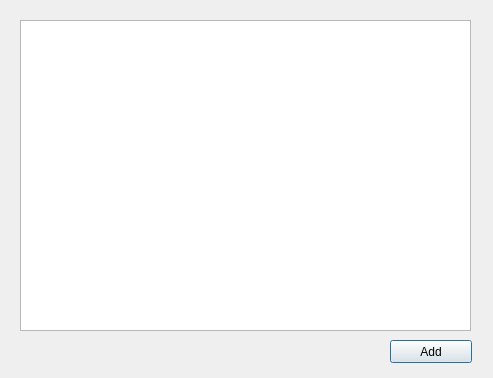
This is addinstitutdialog.ui in MrRisoni/Gauss as Qt 5 draws it before an edit. The edited form follows.
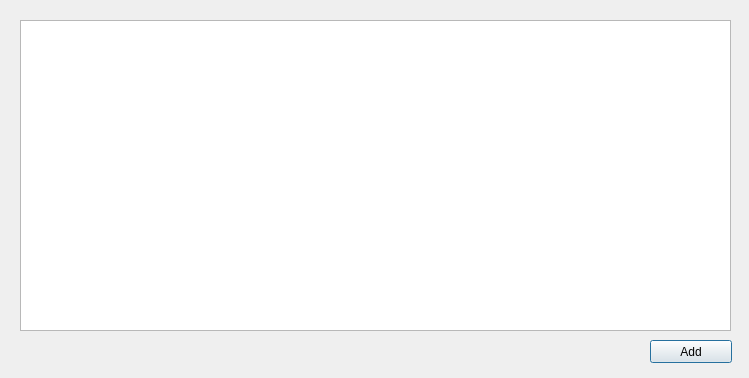
This is the edited form.

The edit to the form file:
```diff
--- a/addinstitutdialog.ui
+++ b/addinstitutdialog.ui
@@ -6,7 +6,7 @@
    <rect>
     <x>0</x>
     <y>0</y>
-    <width>493</width>
+    <width>749</width>
     <height>378</height>
    </rect>
   </property>
@@ -18,15 +18,24 @@
     <rect>
      <x>20</x>
      <y>20</y>
-     <width>451</width>
+     <width>711</width>
      <height>311</height>
     </rect>
    </property>
+   <property name="editTriggers">
+    <set>QAbstractItemView::NoEditTriggers</set>
+   </property>
+   <property name="alternatingRowColors">
+    <bool>true</bool>
+   </property>
+   <property name="selectionBehavior">
+    <enum>QAbstractItemView::SelectRows</enum>
+   </property>
   </widget>
   <widget class="QPushButton" name="pushAddInstitut">
    <property name="geometry">
     <rect>
-     <x>390</x>
+     <x>650</x>
      <y>340</y>
      <width>82</width>
      <height>23</height>
```
Left out of the diff: 4 changed lines with no effect on the pictures.
